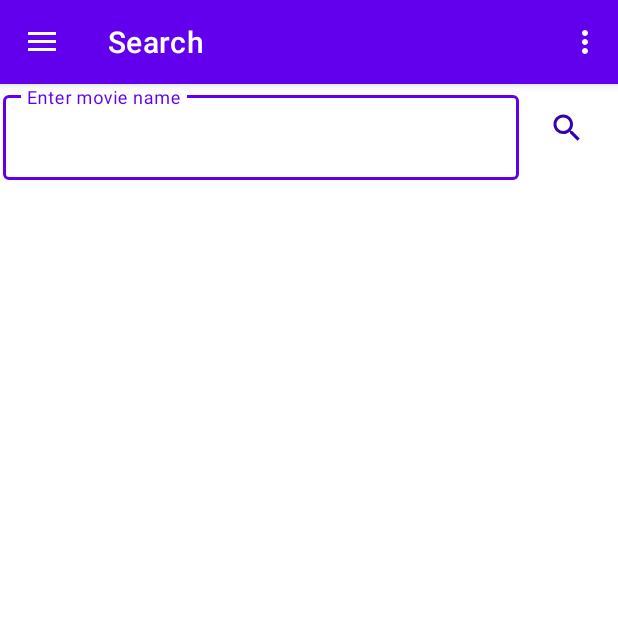
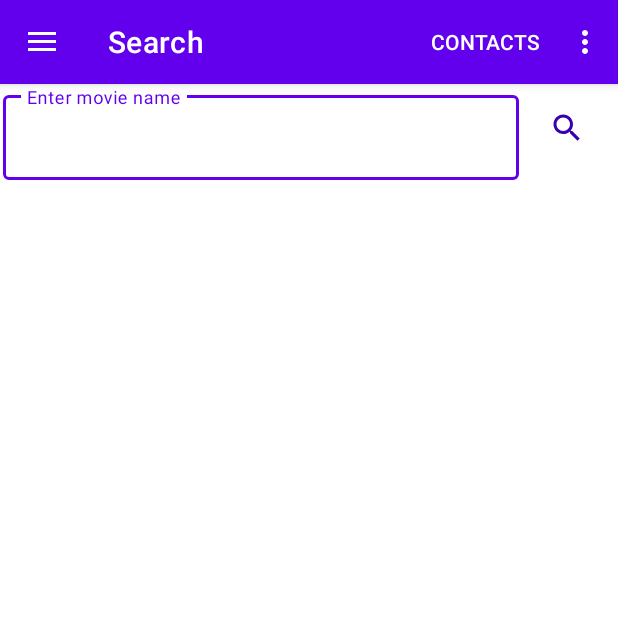
Before and after one commit to SomeSimpleThings/Movie_Search, an Android app: the screen it shows after launch (MainActivity), in the side drawer, after a tap on "Search", on a phone screen of 412 x 824 dp, the top half of it. Run offline under Robolectric (Android 15) with nearby library versions, the phone set to English and light mode, and no system bars; our stand-ins replace Room's generated code, navigation-ui; pictures from the network do not load.

Commit message:
home_9 contacts

```diff
--- a/app/src/main/AndroidManifest.xml
+++ b/app/src/main/AndroidManifest.xml
@@ -4,6 +4,8 @@
 
     <uses-permission android:name="android.permission.ACCESS_NETWORK_STATE" />
     <uses-permission android:name="android.permission.INTERNET" />
+    <uses-permission android:name="android.permission.READ_CONTACTS" />
+
 
     <application
         android:name=".MovieApplication"
--- a/app/src/main/java/com/geekbrains/moviesearch/MainActivity.kt
+++ b/app/src/main/java/com/geekbrains/moviesearch/MainActivity.kt
@@ -55,6 +55,11 @@ class MainActivity : AppCompatActivity() {
                 startActivity(intent)
                 true
             }
+
+            R.id.action_contacts -> {
+                findNavController(R.id.nav_host_fragment).navigate(R.id.action_nav_category_to_contactsFragment)
+                true
+            }
             else -> super.onOptionsItemSelected(item)
         }
     }
--- /dev/null
+++ b/app/src/main/java/com/geekbrains/moviesearch/ui/contacts/ContactsFragment.kt
@@ -0,0 +1,126 @@
+package com.geekbrains.moviesearch.ui.contacts
+
+import android.Manifest
+import android.content.ContentResolver
+import android.content.Context
+import android.content.Intent
+import android.content.pm.PackageManager
+import android.database.Cursor
+import android.net.Uri
+import android.os.Bundle
+import android.provider.ContactsContract
+import android.view.LayoutInflater
+import android.view.View
+import android.view.ViewGroup
+import androidx.appcompat.app.AlertDialog
+import androidx.appcompat.widget.AppCompatTextView
+import androidx.core.content.ContextCompat
+import androidx.fragment.app.Fragment
+import com.geekbrains.moviesearch.R
+import com.geekbrains.moviesearch.databinding.FragmentContactsBinding
+
+
+const val REQUEST_CODE = 42
+
+class ContactsFragment : Fragment() {
+
+    private lateinit var binding: FragmentContactsBinding
+
+    override fun onCreate(savedInstanceState: Bundle?) {
+        super.onCreate(savedInstanceState)
+    }
+
+    override fun onCreateView(
+        inflater: LayoutInflater, container: ViewGroup?,
+        savedInstanceState: Bundle?
+    ): View? {
+        binding = FragmentContactsBinding.inflate(inflater, container, false)
+        return binding.root
+    }
+
+    override fun onViewCreated(view: View, savedInstanceState: Bundle?) {
+        super.onViewCreated(view, savedInstanceState)
+        checkPermission()
+    }
+
+    private fun checkPermission() {
+        context?.let { nonNullContext ->
+            if (ContextCompat.checkSelfPermission(
+                    nonNullContext,
+                    Manifest.permission.READ_CONTACTS
+                ) ==
+                PackageManager.PERMISSION_GRANTED
+            ) {
+                getContacts()
+            } else {
+                requestPermission()
+            }
+        }
+    }
+
+    override fun onRequestPermissionsResult(
+        requestCode: Int,
+        permissions: Array<String>, grantResults: IntArray
+    ) {
+        when (requestCode) {
+            REQUEST_CODE -> {
+                if ((grantResults.isNotEmpty() &&
+                            grantResults[0] == PackageManager.PERMISSION_GRANTED)
+                ) {
+                    getContacts()
+                } else {
+                    context?.let {
+                        AlertDialog.Builder(it)
+                            .setTitle("Доступ к контактам")
+                            .setMessage("Объяснение")
+                            .setNegativeButton("Закрыть") { dialog, _ -> dialog.dismiss() }
+                            .create()
+                            .show()
+                    }
+                }
+                return
+            }
+        }
+    }
+
+    private fun getContacts() {
+        context?.let {
+            val contentResolver: ContentResolver = it.contentResolver
+            val cursorWithContacts: Cursor? = contentResolver.query(
+                ContactsContract.CommonDataKinds.Phone.CONTENT_URI,
+                null,
+                null,
+                null,
+                null
+            )
+
+            cursorWithContacts?.let { cursor ->
+                for (i in 0..cursor.count) {
+                    if (cursor.moveToPosition(i)) {
+                        val name =
+                            cursor.getString(cursor.getColumnIndex(ContactsContract.CommonDataKinds.Phone.DISPLAY_NAME))
+                        val number =
+                            cursor.getString(cursor.getColumnIndex(ContactsContract.CommonDataKinds.Phone.NUMBER))
+                        addView(it, "$name $number", number)
+                    }
+                }
+            }
+            cursorWithContacts?.close()
+        }
+    }
+
+    private fun addView(context: Context, textToShow: String, phone: String) {
+        binding.containerForContacts.addView(AppCompatTextView(context).apply {
+            text = textToShow
+            textSize = resources.getDimension(R.dimen.sp_10)
+            setOnClickListener {
+                val intent = Intent(Intent.ACTION_DIAL, Uri.fromParts("tel", phone, null))
+                startActivity(intent)
+            }
+        })
+    }
+
+    private fun requestPermission() {
+        requestPermissions(arrayOf(Manifest.permission.READ_CONTACTS), REQUEST_CODE)
+    }
+}
--- a/app/src/main/res/menu/menu_main.xml
+++ b/app/src/main/res/menu/menu_main.xml
@@ -2,6 +2,11 @@
     xmlns:app="http://schemas.android.com/apk/res-auto"
     xmlns:tools="http://schemas.android.com/tools"
     tools:context="com.geekbrains.moviesearch.MainActivity">
+    <item
+        android:id="@+id/action_contacts"
+        android:orderInCategory="100"
+        android:title="@string/action_contacts"
+        app:showAsAction="ifRoom" />
     <item
         android:id="@+id/action_settings"
         android:orderInCategory="100"
--- a/app/src/main/res/navigation/nav_graph.xml
+++ b/app/src/main/res/navigation/nav_graph.xml
@@ -26,6 +26,9 @@
         <action
             android:id="@+id/action_nav_category_to_home"
             app:destination="@id/home" />
+        <action
+            android:id="@+id/action_nav_category_to_contactsFragment"
+            app:destination="@id/contactsFragment" />
     </fragment>
 
     <fragment
@@ -96,5 +99,10 @@
         android:id="@+id/settingsActivity"
         android:name="com.geekbrains.moviesearch.ui.settings.SettingsActivity"
         android:label="SettingsActivity" />
+    <fragment
+        android:id="@+id/contactsFragment"
+        android:name="com.geekbrains.moviesearch.ui.contacts.ContactsFragment"
+        android:label="fragment_contacts"
+        tools:layout="@layout/fragment_contacts" />
 
 </navigation>
--- a/app/src/main/res/values/strings.xml
+++ b/app/src/main/res/values/strings.xml
@@ -46,4 +46,7 @@
     <string name="pref_adult_key" translatable="false">adult_key</string>
     <string name="show_adult">Show adult content</string>
     <string name="prefs_show_adult_title">Show adult movies</string>
+    <!-- TODO: Remove or change this placeholder text -->
+    <string name="hello_blank_fragment">Hello blank fragment</string>
+    <string name="action_contacts">Contacts</string>
 </resources>
```
Also changed, not shown: app/src/main/res/layout/fragment_contacts.xml (added, +22 -0 lines), 1 other file.
